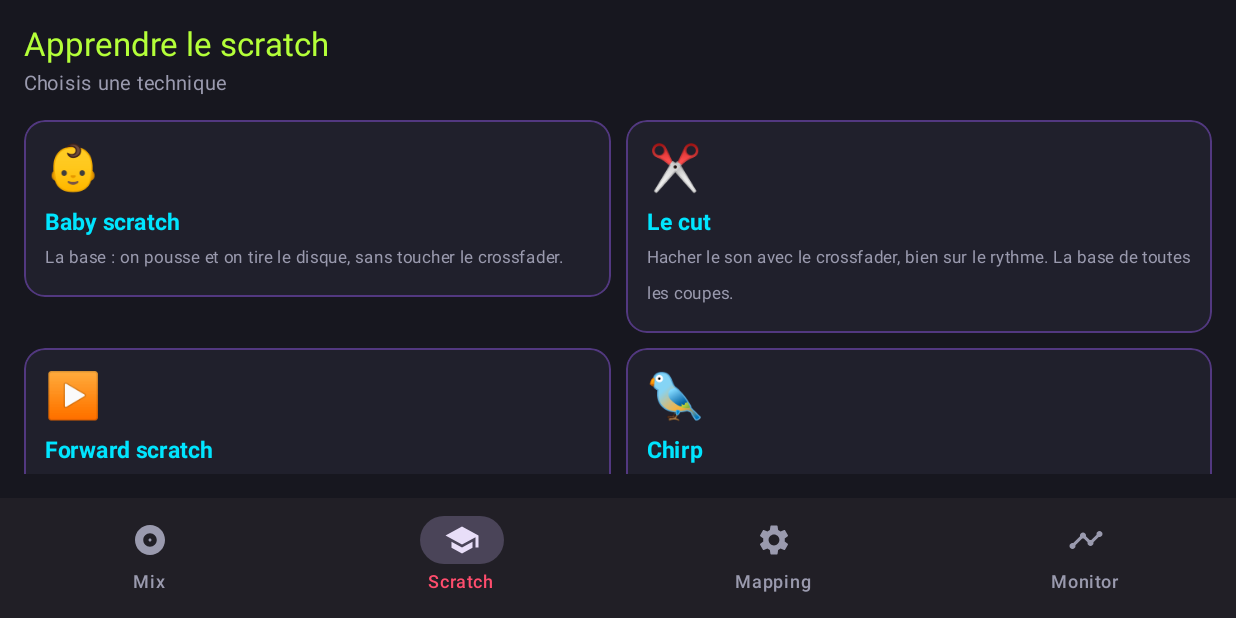
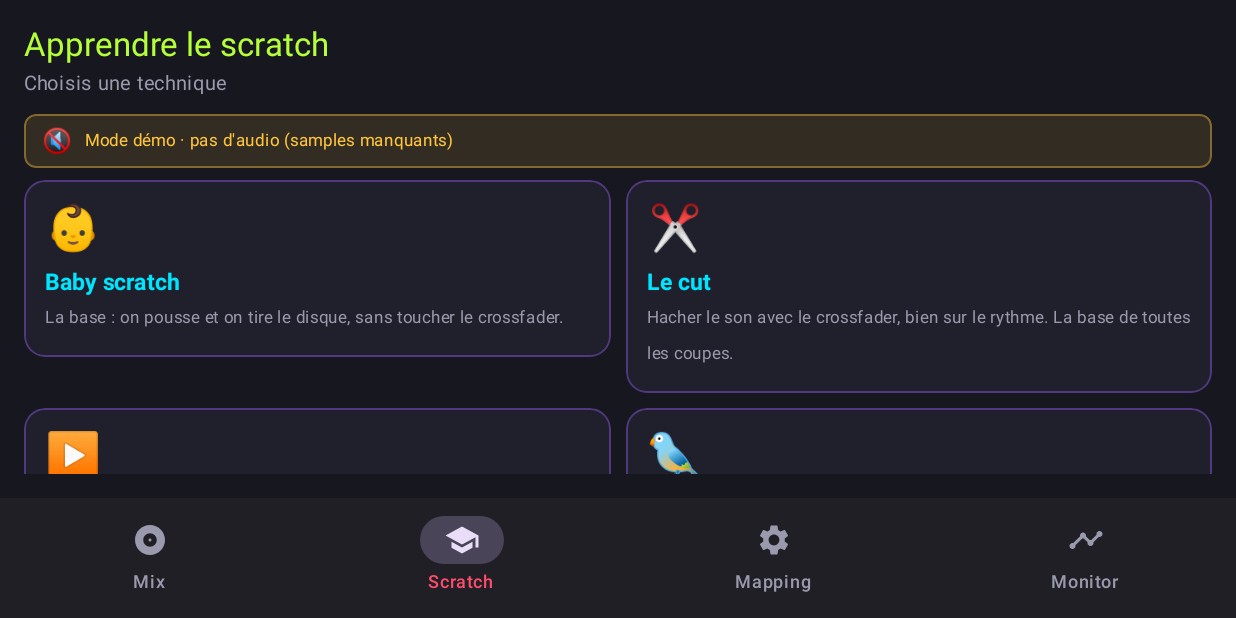
Before and after one commit to ThibaultBrun/dj-kids-android, an Android app built with Jetpack Compose: the screen it shows after launch (MainActivity), item 2 of the bottom bar chosen, on a phone screen of 824 x 412 dp (held sideways). Run offline under Robolectric (Android 15) with nearby library versions, the phone set to English and light mode, and no system bars.

Commit message:
TrainerScreen: bannière demo quand samples audio absents
Expose soundsAvailable: StateFlow<Boolean> dans DjViewModel (true si au
moins un PcmSample chargé depuis assets). ChapterPicker affiche un
bandeau ambré 🔇 quand les fichiers WAV sont absents, pour que l'état
"mode démo sans son" soit visible dès l'entrée dans le trainer.

```diff
--- a/app/src/main/java/fr/tbrun/djkids/ui/screens/TrainerScreen.kt
+++ b/app/src/main/java/fr/tbrun/djkids/ui/screens/TrainerScreen.kt
@@ -89,10 +89,28 @@ fun TrainerScreen(vm: DjViewModel) {
 
 @Composable
 private fun ChapterPicker(vm: DjViewModel, onPick: (Technique) -> Unit) {
+    val soundsAvailable by vm.soundsAvailable.collectAsStateWithLifecycle()
     Column(Modifier.fillMaxSize().padding(16.dp)) {
         Text("Apprendre le scratch", style = MaterialTheme.typography.titleLarge, color = Lime)
         Text("Choisis une technique", color = TextLo, fontSize = 13.sp)
-        Spacer(Modifier.height(12.dp))
+        Spacer(Modifier.height(8.dp))
+        if (!soundsAvailable) {
+            Row(
+                Modifier.fillMaxWidth().clip(RoundedCornerShape(8.dp))
+                    .background(Amber.copy(alpha = 0.12f))
+                    .border(1.dp, Amber.copy(alpha = 0.4f), RoundedCornerShape(8.dp))
+                    .padding(horizontal = 12.dp, vertical = 6.dp),
+                verticalAlignment = Alignment.CenterVertically,
+                horizontalArrangement = Arrangement.spacedBy(8.dp),
+            ) {
+                Text("🔇", fontSize = 16.sp)
+                Text(
+                    "Mode démo · pas d'audio (samples manquants)",
+                    color = Amber, fontSize = 11.sp,
+                )
+            }
+        }
+        Spacer(Modifier.height(8.dp))
         LazyVerticalGrid(columns = GridCells.Fixed(2), horizontalArrangement = Arrangement.spacedBy(10.dp)) {
             items(Curriculum.techniques) { t ->
                 val unlockedUpTo = vm.unlockedLevel(t.id)
```
Also changed, not shown: app/src/main/java/fr/tbrun/djkids/ui/DjViewModel.kt (+9 -2 lines), 1 other file.
